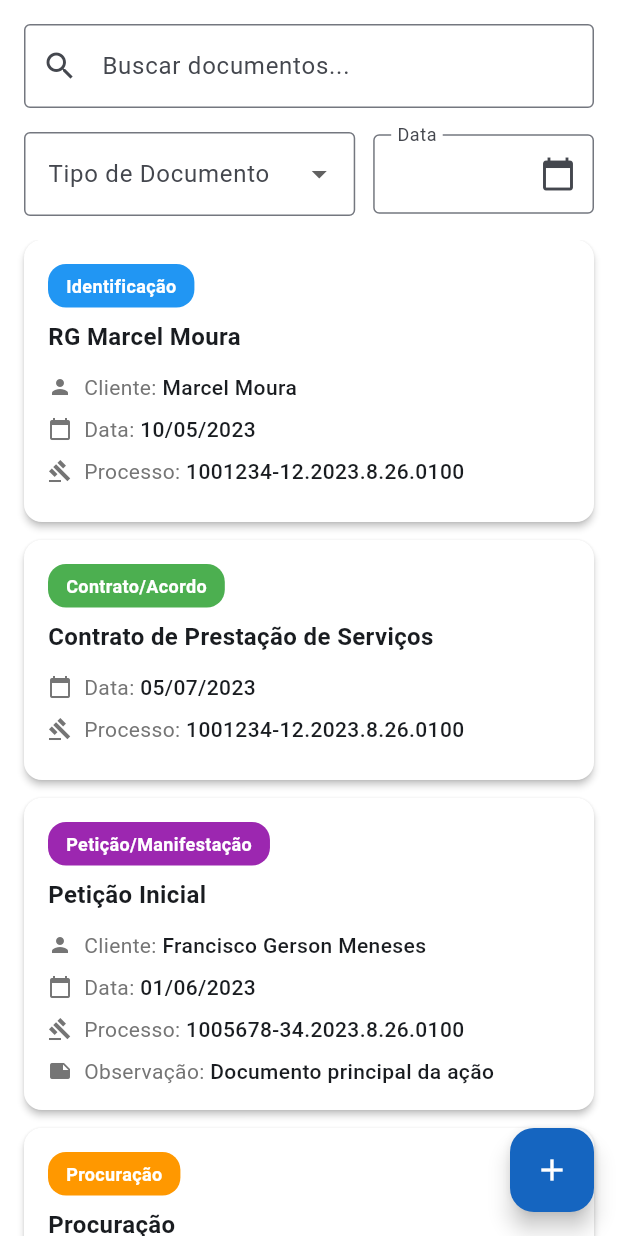
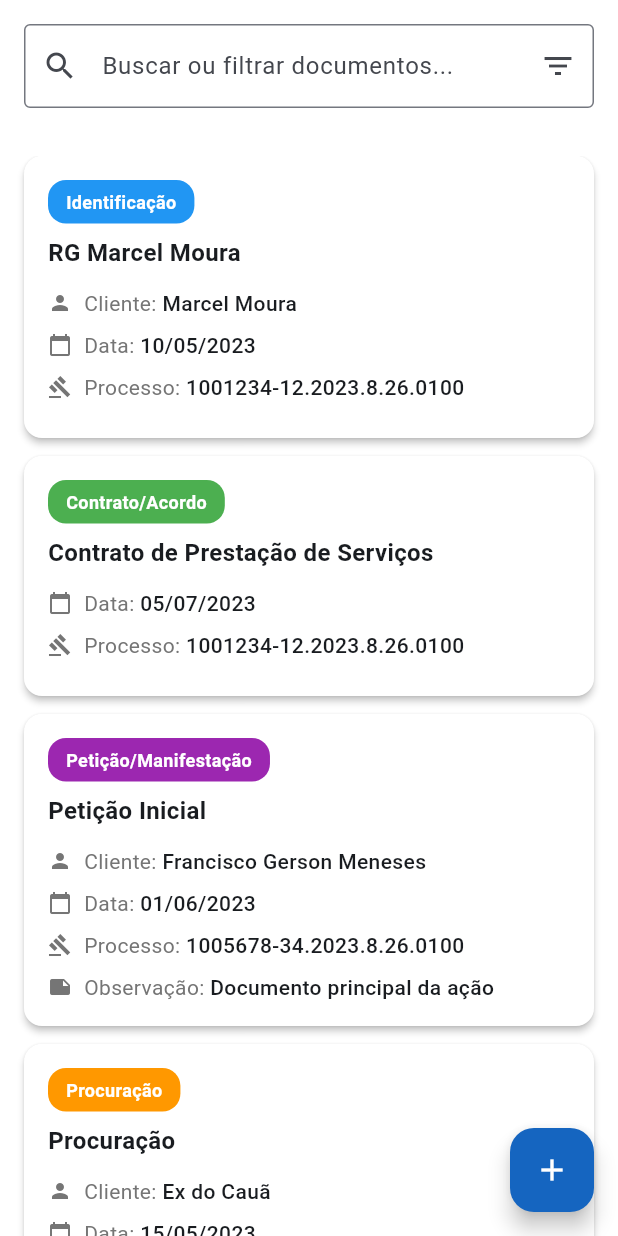
Before and after one commit to otaviossousa/advoguei, a Flutter app: the DocumentListScreen screen opened by its route, on a phone screen of 412 x 824 dp. Run offline on Flutter 3.47's test engine with Material 3 defaults, Android fonts, the light colour scheme and no system bars.

Commit message:
Remoção de filtros de pesquisa
Remove os filtros de pesquisa que haviam na tela de documentos. No momento, elas são desnecessárias

```diff
--- a/lib/screens/document_form_screen.dart
+++ b/lib/screens/document_form_screen.dart
@@ -29,7 +29,7 @@ class DocumentFormScreen extends StatelessWidget {
         child: Column(
           crossAxisAlignment: CrossAxisAlignment.start,
           children: [
-            // Seção 1: Anexar Documento
+            // Anexar Documento
             const SectionTitle(title: 'Anexar Documento'),
             const SizedBox(height: 16),
             CustomDocumentCard(
@@ -40,7 +40,7 @@ class DocumentFormScreen extends StatelessWidget {
             ),
             const SizedBox(height: 24),
 
-            // Seção 2: Informações do Documento
+            // Informações do Documento
             const SectionTitle(title: 'Informações do Documento'),
             const SizedBox(height: 16),
             const CustomTextFormField(
@@ -78,7 +78,6 @@ class DocumentFormScreen extends StatelessWidget {
               width: double.infinity,
               child: ElevatedButton(
                 onPressed: () {
-                  // Botão não faz nada - permanece na mesma página
                 },
                 child: const Text('Adicionar Documento'),
               ),
--- a/lib/screens/document_list_screen.dart
+++ b/lib/screens/document_list_screen.dart
@@ -1,127 +1,31 @@
 import 'package:flutter/material.dart';
 
-import '../data/constants.dart';
 import '../data/document_data.dart';
 import '../models/document_model.dart';
 import '../widgets/document_card.dart';
 import 'document_form_screen.dart';
 
-class DocumentListScreen extends StatefulWidget {
+class DocumentListScreen extends StatelessWidget {
   const DocumentListScreen({super.key});
-
-  @override
-  State<DocumentListScreen> createState() => _DocumentListScreenState();
-}
-
-class _DocumentListScreenState extends State<DocumentListScreen> {
-  String _searchQuery = '';
-  String? _selectedTipo;
-  DateTime? _selectedDate;
 
   @override
   Widget build(BuildContext context) {
     final documents = DocumentData.getAllDocuments();
 
-    // Filtrar documentos
-    final filteredDocs = documents.where((doc) {
-      final matchesSearch = doc.nome.toLowerCase().contains(
-        _searchQuery.toLowerCase(),
-      );
-      final matchesTipo = _selectedTipo == null || doc.tipo == _selectedTipo;
-      final matchesDate =
-          _selectedDate == null ||
-          (doc.data.day == _selectedDate!.day &&
-              doc.data.month == _selectedDate!.month &&
-              doc.data.year == _selectedDate!.year);
-      return matchesSearch && matchesTipo && matchesDate;
-    }).toList();
-
     return Scaffold(
       body: Column(
         children: [
-          // Barra de pesquisa
           Padding(
             padding: const EdgeInsets.all(16.0),
-            child: TextField(
-              decoration: const InputDecoration(
-                hintText: 'Buscar documentos...',
-                prefixIcon: Icon(Icons.search),
-                border: OutlineInputBorder(),
-              ),
-              onChanged: (value) {
-                setState(() {
-                  _searchQuery = value;
-                });
-              },
-            ),
-          ),
-
-          // Filtros
-          Padding(
-            padding: const EdgeInsets.symmetric(horizontal: 16.0),
-            child: Row(
+            child: Column(
+              crossAxisAlignment: CrossAxisAlignment.start,
               children: [
-                // Tipo do Documento (maior)
-                Flexible(
-                  flex: 3,
-                  child: DropdownButtonFormField<String>(
-                    isExpanded: true,
-                    initialValue: _selectedTipo,
-                    decoration: const InputDecoration(
-                      labelText: 'Tipo de Documento',
-                      border: OutlineInputBorder(),
-                    ),
-                    items: DocumentTypes.tiposDocumento
-                        .map(
-                          (tipo) => DropdownMenuItem(
-                            value: tipo,
-                            child: Text(
-                              tipo,
-                              overflow: TextOverflow.ellipsis,
-                              style: const TextStyle(fontSize: 14),
-                            ),
-                          ),
-                        )
-                        .toList(),
-                    onChanged: (value) {
-                      setState(() {
-                        _selectedTipo = value;
-                      });
-                    },
-                  ),
-                ),
-                const SizedBox(width: 12),
-                // Filtro por Data (menor)
-                Flexible(
-                  flex: 2,
-                  child: InkWell(
-                    onTap: () async {
-                      final picked = await showDatePicker(
-                        context: context,
-                        initialDate: _selectedDate ?? DateTime.now(),
-                        firstDate: DateTime(2000),
-                        lastDate: DateTime(2100),
-                      );
-                      if (picked != null) {
-                        setState(() {
-                          _selectedDate = picked;
-                        });
-                      }
-                    },
-                    child: InputDecorator(
-                      decoration: const InputDecoration(
-                        labelText: 'Data',
-                        border: OutlineInputBorder(),
-                        suffixIcon: Icon(Icons.calendar_today),
-                      ),
-                      child: Text(
-                        _selectedDate == null
-                            ? ''
-                            : '${_selectedDate!.day.toString().padLeft(2, '0')}/'
-                                  '${_selectedDate!.month.toString().padLeft(2, '0')}/'
-                                  '${_selectedDate!.year}',
-                      ),
-                    ),
+                TextField(
+                  decoration: const InputDecoration(
+                    hintText: 'Buscar ou filtrar documentos...',
+                    prefixIcon: Icon(Icons.search),
+                    suffixIcon: Icon(Icons.filter_list),
+                    border: OutlineInputBorder(),
                   ),
                 ),
               ],
@@ -132,18 +36,16 @@ class _DocumentListScreenState extends State<DocumentListScreen> {
 
           // Lista de documentos
           Expanded(
-            child: filteredDocs.isEmpty
+            child: documents.isEmpty
                 ? const Center(child: Text('Nenhum documento encontrado'))
                 : ListView.builder(
                     padding: const EdgeInsets.symmetric(horizontal: 16),
-                    itemCount: filteredDocs.length,
+                    itemCount: documents.length,
                     itemBuilder: (context, index) {
-                      final doc = filteredDocs[index];
+                      final doc = documents[index];
                       return DocumentCard(
                         documento: doc,
-                        onTap: () {
-                          // Aqui você pode abrir um detalhe do documento se quiser
-                        },
+                        onTap: () {},
                       );
                     },
                   ),
@@ -152,7 +54,6 @@ class _DocumentListScreenState extends State<DocumentListScreen> {
       ),
       floatingActionButton: FloatingActionButton(
         onPressed: () async {
-          // Abrir formulário e esperar o novo documento
           final novoDocumento = await Navigator.push<Document>(
             context,
             MaterialPageRoute(
@@ -160,11 +61,7 @@ class _DocumentListScreenState extends State<DocumentListScreen> {
             ),
           );
 
-          if (novoDocumento != null) {
-            setState(() {
-              DocumentData.addDocument(novoDocumento);
-            });
-          }
+          if (novoDocumento != null) {}
         },
         backgroundColor: Theme.of(context).primaryColor,
         child: const Icon(Icons.add, color: Colors.white),
--- a/lib/screens/main_screen.dart
+++ b/lib/screens/main_screen.dart
@@ -52,7 +52,6 @@ class _MainScreenState extends State<MainScreen> {
           IconButton(
             icon: const Icon(Icons.notifications),
             onPressed: () {
-              // Ação de notificações
             },
           ),
         ],
--- a/lib/screens/process_list_screen.dart
+++ b/lib/screens/process_list_screen.dart
@@ -31,7 +31,6 @@ class ProcessListScreen extends StatelessWidget {
           ),
           Expanded(
             // Lista de processos
-            // Se a lista estiver vazia:
             child: processos.isEmpty
                 ? const Center(
                     child: Column(
@@ -51,7 +50,6 @@ class ProcessListScreen extends StatelessWidget {
                       ],
                     ),
                   )
-            // Se houver processos, mostrar a lista:
                 : ListView.builder(
                     padding: const EdgeInsets.symmetric(horizontal: 16),
                     itemCount: processos.length,
@@ -60,7 +58,6 @@ class ProcessListScreen extends StatelessWidget {
                       return ProcessCard(
                         processo: processo,
                         onTap: () {
-                          // Abrir detalhes do processo... falta implementar
                         },
                       );
                     },
@@ -68,7 +65,6 @@ class ProcessListScreen extends StatelessWidget {
           ),
         ],
       ),
-      // Botão flutuante para adicionar novo processo
       floatingActionButton: FloatingActionButton(
         onPressed: () {
           Navigator.pushNamed(context, AppRoutes.processFormScreen);
--- a/lib/utils/theme.dart
+++ b/lib/utils/theme.dart
@@ -3,14 +3,11 @@ import 'package:flutter/material.dart';
 class AppTheme {
   // Cores principais do app
   static const Color primaryBlue = Color(0xFF1565C0);
-  static const Color primaryDarkBlue = Color(0xFF0D47A1);
   static const Color accentGold = Color(0xFFFFB300);
-  static const Color backgroundLight = Color(0xFFF8F9FA);
   static const Color surfaceWhite = Colors.white;
   static const Color textDark = Color(0xFF212529);
   static const Color textGray = Color(0xFF6C757D);
   static const Color errorRed = Color(0xFFD32F2F);
-  static const Color successGreen = Color(0xFF388E3C);
 
   static ThemeData get lightTheme {
     return ThemeData(
@@ -21,7 +18,6 @@ class AppTheme {
         primary: primaryBlue,
         secondary: accentGold,
         surface: surfaceWhite,
-        background: backgroundLight,
         error: errorRed,
       ),
       appBarTheme: const AppBarTheme(
--- a/lib/widgets/process_card.dart
+++ b/lib/widgets/process_card.dart
@@ -25,7 +25,6 @@ class ProcessCard extends StatelessWidget {
           child: Column(
             crossAxisAlignment: CrossAxisAlignment.start,
             children: [
-              // Status do processo
               Align(
                 alignment: Alignment.centerLeft,
                 child: Container(
@@ -49,7 +48,6 @@ class ProcessCard extends StatelessWidget {
               ),
               const SizedBox(height: 8),
 
-              // Número do processo
               Text(
                 processo.numero,
                 style: const TextStyle(
```
Also changed, not shown: lib/data/document_data.dart (+0 -8 lines), lib/screens/process_form_screen.dart (+4 -4 lines), lib/widgets/app_drawer.dart (+5 -3 lines), lib/widgets/form_widgets.dart (+4 -3 lines).
